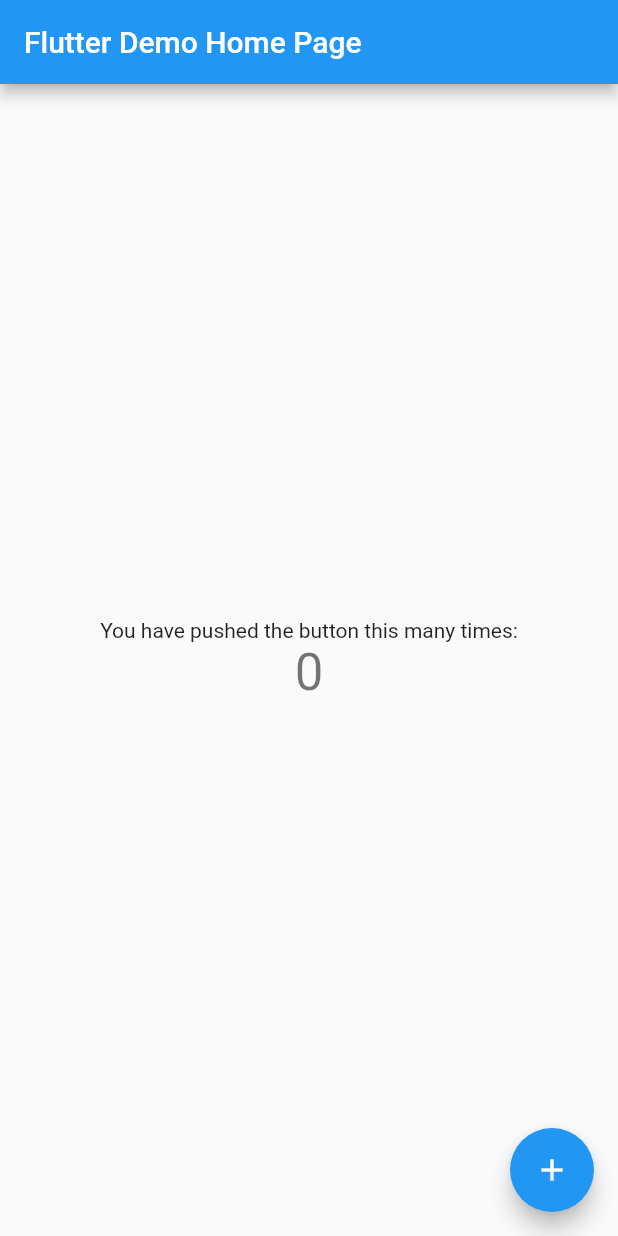
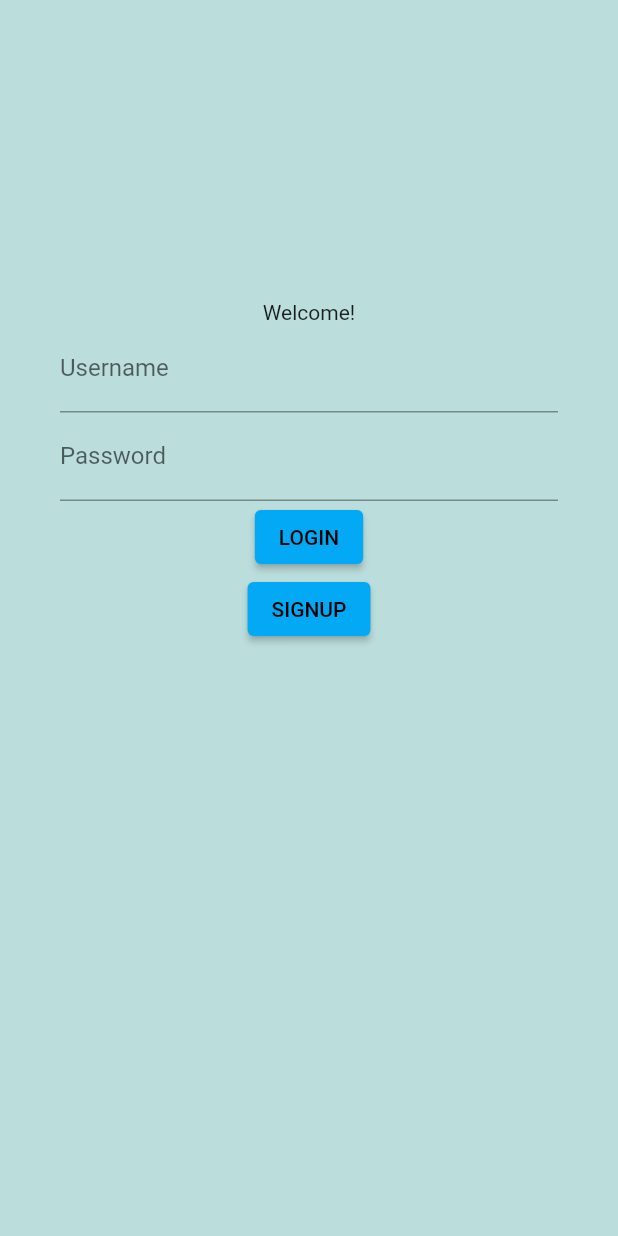
Before and after one commit to wasiqnauman/divemate, a Flutter app: the screen it shows after launch, on a phone screen of 412 x 824 dp. Run offline on Flutter 3.47's test engine with Material 2 defaults, Android fonts, the phone set to English and light mode, and no system bars.

Commit message:
clean up boiler && login start

```diff
--- /dev/null
+++ b/project/divemate/lib/app.dart
@@ -0,0 +1,19 @@
+import 'package:flutter/material.dart';
+
+import 'package:divemate/login.dart';
+
+class DivemateApp extends StatelessWidget {
+  // This widget is the root of your application.
+  @override
+  Widget build(BuildContext context) {
+    return MaterialApp(
+      title: 'Divemate',
+      theme: ThemeData(
+        // This is the theme of your application.
+        primarySwatch: Colors.lightBlue,
+      ),
+      // This is so app starts in login, will change later with authentication!
+      home: LoginPage(),
+    );
+  }
+}
--- /dev/null
+++ b/project/divemate/lib/login.dart
@@ -0,0 +1,54 @@
+import 'package:flutter/material.dart';
+
+class LoginPage extends StatefulWidget {
+  @override
+  _LoginPageState createState() => _LoginPageState();
+}
+
+class _LoginPageState extends State<LoginPage> {
+  @override
+  Widget build(BuildContext context) {
+    return Scaffold(
+      backgroundColor: Color.fromRGBO(187, 222, 220, 1),
+      // Different types of layouts we can use here; still exploring...
+      body: SafeArea(
+        child: ListView(
+          // ListView is needed as a wrapper to add padding and better control
+          padding: EdgeInsets.symmetric(horizontal: 40.0, vertical: 200.0),
+          children: <Widget>[
+            Column(
+              children: <Widget>[
+                Text('Welcome!'),
+                TextField(
+                  decoration: InputDecoration(
+                    labelText: 'Username',
+                  ),
+                ),
+                TextField(
+                  decoration: InputDecoration(
+                    labelText: 'Password',
+                  ),
+                ),
+                ElevatedButton(
+                  child: Text('LOGIN'),
+                  style: ButtonStyle(
+                    // Still exploring button styles
+                  ),
+                  onPressed: () {
+                    // TODO: Authenticate passed fields!
+                  },
+                ),
+                ElevatedButton(
+                  child: Text('SIGNUP'),
+                  onPressed: () {
+                    // TODO: Take to sign-up page or register passed fields!
+                  },
+                ),
+              ],
+            ),
+          ]
+        )
+      )
+    );
+  }
+}
--- a/project/divemate/lib/main.dart
+++ b/project/divemate/lib/main.dart
@@ -1,113 +1,5 @@
 import 'package:flutter/material.dart';
 
-void main() {
-  runApp(MyApp());
-}
+import 'package:divemate/app.dart';
 
-class MyApp extends StatelessWidget {
-  // This widget is the root of your application.
-  @override
-  Widget build(BuildContext context) {
-    return MaterialApp(
-      title: 'Flutter Demo',
-      theme: ThemeData(
-        // This is the theme of your application.
-        //
-        // Try running your application with "flutter run". You'll see the
-        // application has a blue toolbar. Then, without quitting the app, try
-        // changing the primarySwatch below to Colors.green and then invoke
-        // "hot reload" (press "r" in the console where you ran "flutter run",
-        // or simply save your changes to "hot reload" in a Flutter IDE).
-        // Notice that the counter didn't reset back to zero; the application
-        // is not restarted.
-        primarySwatch: Colors.blue,
-      ),
-      home: MyHomePage(title: 'Flutter Demo Home Page'),
-    );
-  }
-}
-
-class MyHomePage extends StatefulWidget {
-  MyHomePage({Key key, this.title}) : super(key: key);
-
-  // This widget is the home page of your application. It is stateful, meaning
-  // that it has a State object (defined below) that contains fields that affect
-  // how it looks.
-
-  // This class is the configuration for the state. It holds the values (in this
-  // case the title) provided by the parent (in this case the App widget) and
-  // used by the build method of the State. Fields in a Widget subclass are
-  // always marked "final".
-
-  final String title;
-
-  @override
-  _MyHomePageState createState() => _MyHomePageState();
-}
-
-class _MyHomePageState extends State<MyHomePage> {
-  int _counter = 0;
-
-  void _incrementCounter() {
-    setState(() {
-      // This call to setState tells the Flutter framework that something has
-      // changed in this State, which causes it to rerun the build method below
-      // so that the display can reflect the updated values. If we changed
-      // _counter without calling setState(), then the build method would not be
-      // called again, and so nothing would appear to happen.
-      _counter++;
-    });
-  }
-
-  @override
-  Widget build(BuildContext context) {
-    // This method is rerun every time setState is called, for instance as done
-    // by the _incrementCounter method above.
-    //
-    // The Flutter framework has been optimized to make rerunning build methods
-    // fast, so that you can just rebuild anything that needs updating rather
-    // than having to individually change instances of widgets.
-    return Scaffold(
-      appBar: AppBar(
-        // Here we take the value from the MyHomePage object that was created by
-        // the App.build method, and use it to set our appbar title.
-        title: Text(widget.title),
-      ),
-      body: Center(
-        // Center is a layout widget. It takes a single child and positions it
-        // in the middle of the parent.
-        child: Column(
-          // Column is also a layout widget. It takes a list of children and
-          // arranges them vertically. By default, it sizes itself to fit its
-          // children horizontally, and tries to be as tall as its parent.
-          //
-          // Invoke "debug painting" (press "p" in the console, choose the
-          // "Toggle Debug Paint" action from the Flutter Inspector in Android
-          // Studio, or the "Toggle Debug Paint" command in Visual Studio Code)
-          // to see the wireframe for each widget.
-          //
-          // Column has various properties to control how it sizes itself and
-          // how it positions its children. Here we use mainAxisAlignment to
-          // center the children vertically; the main axis here is the vertical
-          // axis because Columns are vertical (the cross axis would be
-          // horizontal).
-          mainAxisAlignment: MainAxisAlignment.center,
-          children: <Widget>[
-            Text(
-              'You have pushed the button this many times:',
-            ),
-            Text(
-              '$_counter',
-              style: Theme.of(context).textTheme.headline4,
-            ),
-          ],
-        ),
-      ),
-      floatingActionButton: FloatingActionButton(
-        onPressed: _incrementCounter,
-        tooltip: 'Increment',
-        child: Icon(Icons.add),
-      ), // This trailing comma makes auto-formatting nicer for build methods.
-    );
-  }
-}
+void main() => runApp(DivemateApp());
```
Also changed, not shown: project/divemate/pubspec.lock, 1 other file.
